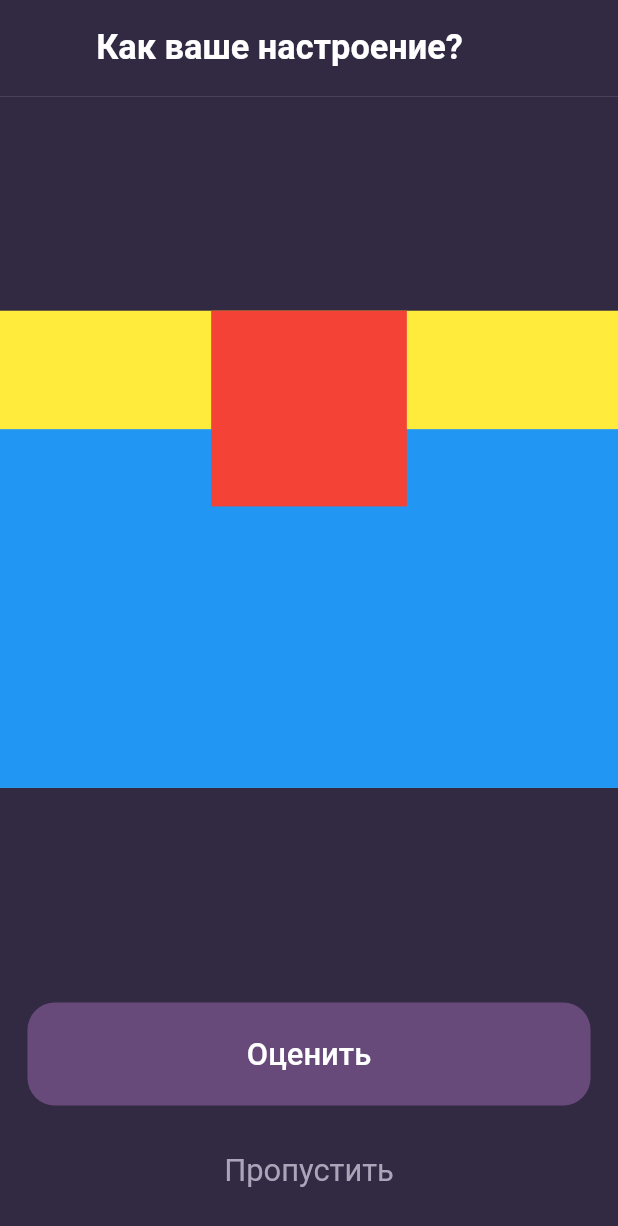
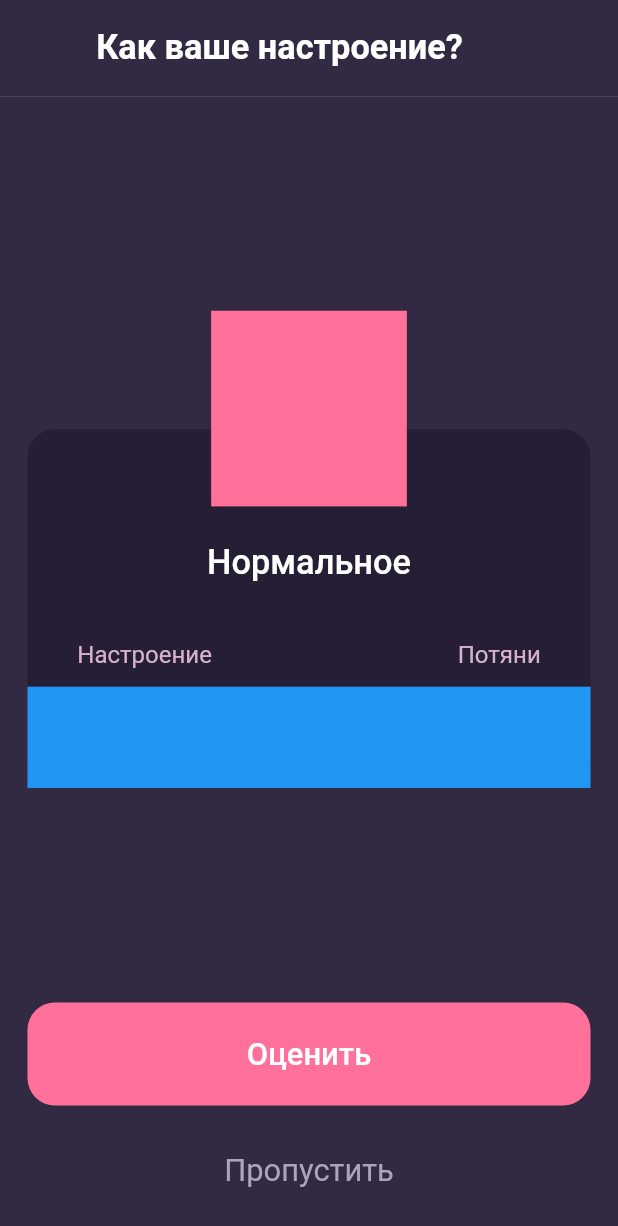
Before and after one commit to fedosovmu/mind_tracker, a Flutter app: the screen it shows after launch, on a phone screen of 412 x 824 dp. Shown: the top 1226 px of the screen. Run offline on Flutter 3.47's test engine with Material 2 defaults, Android fonts, the phone set to English and light mode, and no system bars; missing offline and left inert: dart:ffi.

Commit message:
Промежуточный коммит. В виджет оценки настроения добавлены надписи

```diff
--- a/lib/app_colors.dart
+++ b/lib/app_colors.dart
@@ -44,8 +44,20 @@ class AppColors {
   static final moodAssessmentPage = {
     'backgroundColor': _backgroundColor,
     'appBarTextColor': _designColors['White'],
-    'assessMoodButtonColor': _designColors['MainColors']['CTA'],
+    'assessMoodButtonColor': _designColors['MoodColors']['4'],
     'assessMoodButtonTextColor': _designColors['White'],
     'skipButtonTextColor': Color(0xFFACA5BA),
+    'moodAssessorBackgroundColor': _designColors['Purple']['SuperDark'],
+    'moodAssessorMoodTextColor': _designColors['White'],
+    'moodAssessorSecondaryTextColor': _designColors['Purple']['Light'],
+    'moodColors': {
+      '1': _designColors['MoodColors']['1'],
+      '2': _designColors['MoodColors']['2'],
+      '3': _designColors['MoodColors']['3'],
+      '4': _designColors['MoodColors']['4'],
+      '5': _designColors['MoodColors']['5'],
+      '6': _designColors['MoodColors']['6'],
+      '7': _designColors['MoodColors']['7'],
+    }
   };
 }
--- a/lib/mood_assessment_page.dart
+++ b/lib/mood_assessment_page.dart
@@ -18,7 +18,6 @@ class MoodAssessmentPage extends StatelessWidget {
           ),
         ),
         backgroundColor: AppColors.moodAssessmentPage['backgroundColor'],
-        //backgroundColor: Colors.red,
         elevation: 0,
         titleSpacing: 0,
         toolbarHeight: dp(56),
@@ -44,19 +43,71 @@ class MoodAssessmentPage extends StatelessWidget {
     return Expanded(
       child: Center(
         child: Container(
-          color: Colors.yellow,
           height: dp(278),
           child: Stack(
             alignment: Alignment.bottomCenter,
             children: [
               Container(
-                color: Colors.blue,
                 height: dp(209),
+                margin: EdgeInsets.symmetric(horizontal: dp(16)),
+                decoration: BoxDecoration(
+                  borderRadius: BorderRadius.all(Radius.circular(dp(16))),
+                  color: AppColors.moodAssessmentPage['moodAssessorBackgroundColor'],
+                ),
+                child: Column(
+                  mainAxisAlignment: MainAxisAlignment.end,
+                  children: [
+                    Container(
+                      height: dp(47),
+                      alignment: Alignment.topCenter,
+                      child: Text(
+                        'Нормальное',
+                        style: TextStyle(
+                          color: AppColors.moodAssessmentPage['moodAssessorMoodTextColor'],
+                          fontSize: dp(20),
+                          fontFamily: 'Roboto',
+                          fontWeight: FontWeight.w500
+                        ),
+                      ),
+                    ),
+                    Container(
+                      height: dp(37),
+                      padding: EdgeInsets.symmetric(horizontal: dp(29)),
+                      child: Row(
+                        mainAxisAlignment: MainAxisAlignment.spaceBetween,
+                        children: [
+                          Text(
+                            'Настроение',
+                            style: TextStyle(
+                              color: AppColors.moodAssessmentPage['moodAssessorSecondaryTextColor'],
+                              fontSize: dp(14),
+                              fontFamily: 'Roboto',
+                              fontWeight: FontWeight.w400
+                            ),
+                          ),
+                          Text(
+                            'Потяни',
+                            style: TextStyle(
+                              color: AppColors.moodAssessmentPage['moodAssessorSecondaryTextColor'],
+                              fontSize: dp(14),
+                              fontFamily: 'Roboto',
+                              fontWeight: FontWeight.w400
+                            ),
+                          )
+                        ],
+                      ),
+                    ),
+                    Container(
+                      color: Colors.blue,
+                      height: dp(59),
+                    )
+                  ],
+                ),
               ),
               Positioned(
                 top: 0,
                 child: Container(
-                  color: Colors.red,
+                  color: AppColors.moodAssessmentPage['moodColors']['4'],
                   width: dp(114),
                   height: dp(114),
                 )
```
